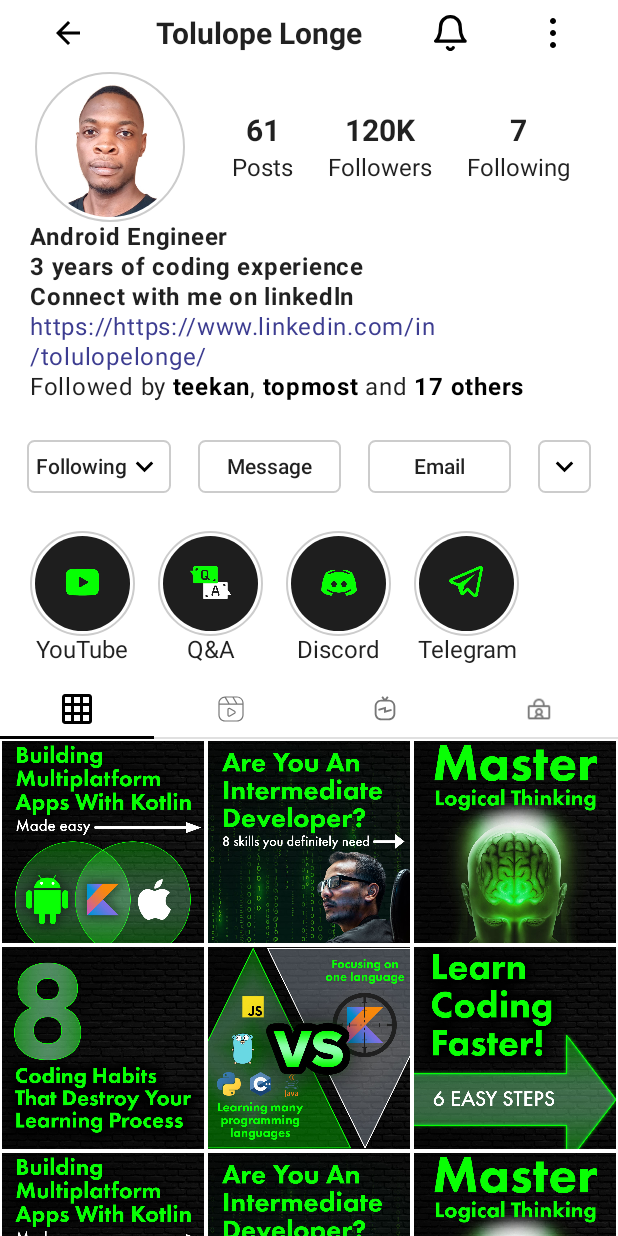
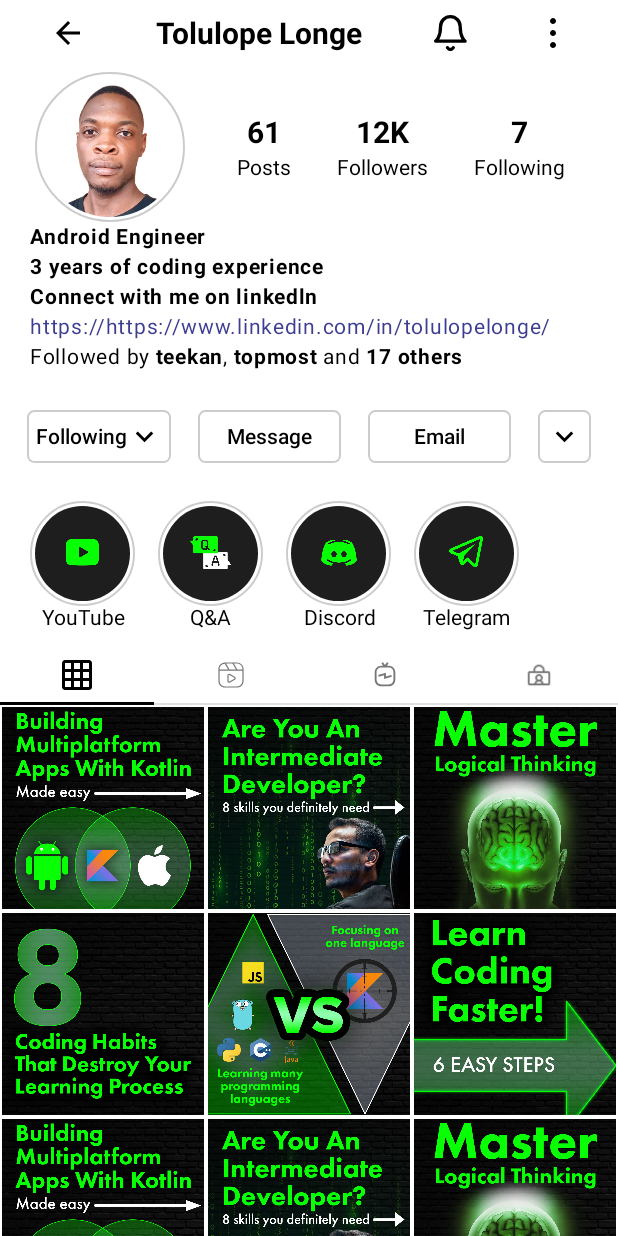
Before and after one commit to tolulonge/InstagramProfileUI-Compose, an Android app built with Jetpack Compose: the screen it shows after launch (MainActivity), on a phone screen of 412 x 824 dp. Run offline under Robolectric (Android 15) with nearby library versions, the phone set to English and light mode, and no system bars; 1 statement that could not run was skipped.

Commit message:
updated text fields

```diff
--- a/app/src/main/java/com/tolulonge/composeinstagramprofileui/MainActivity.kt
+++ b/app/src/main/java/com/tolulonge/composeinstagramprofileui/MainActivity.kt
@@ -16,9 +16,9 @@ class MainActivity : ComponentActivity() {
     override fun onCreate(savedInstanceState: Bundle?) {
         super.onCreate(savedInstanceState)
         setContent {
-            ComposeInstagramProfileUITheme {
+
                 ProfileScreen()
-            }
+
         }
     }
 }
--- a/app/src/main/java/com/tolulonge/composeinstagramprofileui/ProfileScreen.kt
+++ b/app/src/main/java/com/tolulonge/composeinstagramprofileui/ProfileScreen.kt
@@ -209,7 +209,7 @@ fun StatSection(modifier: Modifier = Modifier) {
     horizontalArrangement = Arrangement.SpaceAround,
     modifier = modifier) {
         ProfileStat(numberText = "61", text = "Posts")
-        ProfileStat(numberText = "120K", text = "Followers")
+        ProfileStat(numberText = "12K", text = "Followers")
         ProfileStat(numberText = "7", text = "Following")
     }
 }
```
